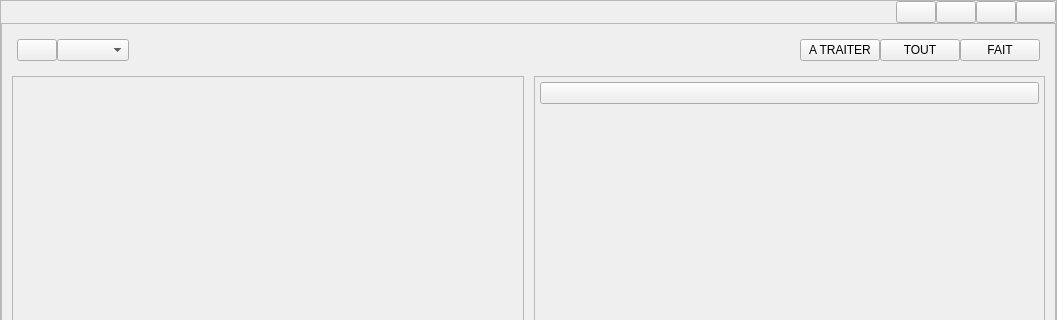
The window that src/gui/ui/main.ui (LaM0uette/MyDLG) describes before a commit, drawn with Qt 5; both pictures show x 0 to 1057 and y 0 to 320 of the 1057 by 775 pixel window.
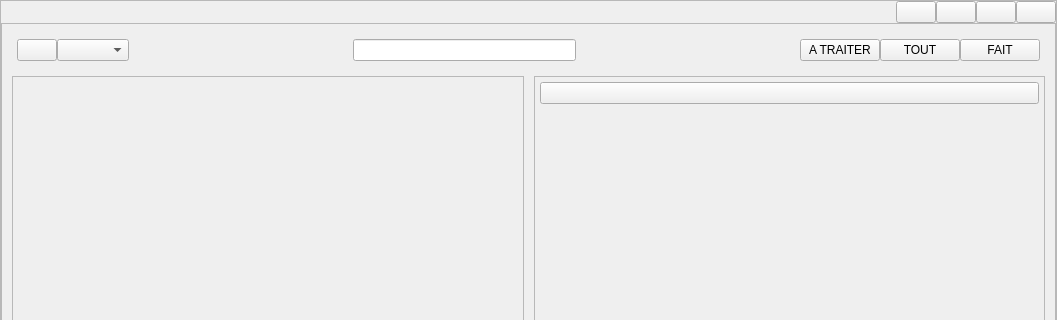
The same window after the commit.

The edit to the form file:
```diff
--- a/src/gui/ui/main.ui
+++ b/src/gui/ui/main.ui
@@ -308,6 +308,22 @@
                   </property>
                  </spacer>
                 </item>
+                <item>
+                 <widget class="QLineEdit" name="le_search_dlg"/>
+                </item>
+                <item>
+                 <spacer name="horizontalSpacer_6">
+                  <property name="orientation">
+                   <enum>Qt::Horizontal</enum>
+                  </property>
+                  <property name="sizeHint" stdset="0">
+                   <size>
+                    <width>40</width>
+                    <height>20</height>
+                   </size>
+                  </property>
+                 </spacer>
+                </item>
                 <item>
                  <layout class="QHBoxLayout" name="horizontalLayout">
                   <property name="spacing">
```
